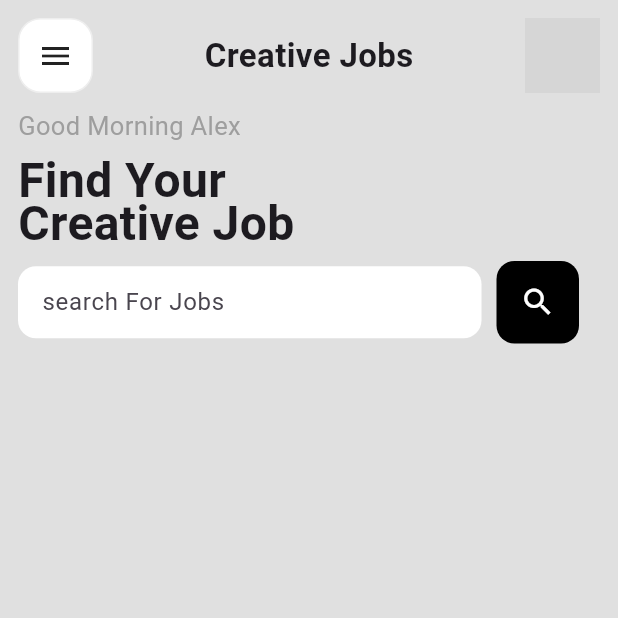
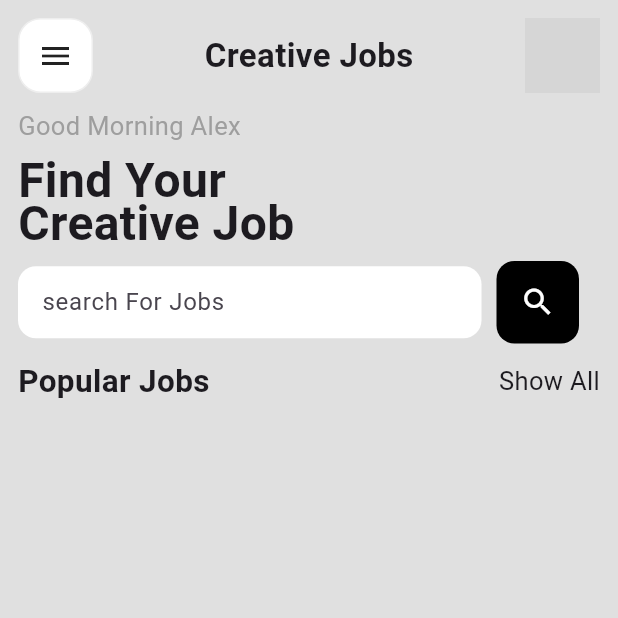
Before and after one commit to SalmanMohammed2001/job_app_ui_flutter, a Flutter app: the screen it shows after launch, on a phone screen of 412 x 824 dp, the top half of it. Run offline on Flutter 3.47's test engine with Material 3 defaults, Android fonts, the phone set to English and light mode, and no system bars; network calls fail; grey boxes are pictures that could not be loaded.

Commit message:
popular job and show all row create

```diff
--- a/lib/screen/homepage/home_page.dart
+++ b/lib/screen/homepage/home_page.dart
@@ -75,6 +75,27 @@ class _HomePageState extends State<HomePage> {
                   )
                 ],
               ),
+              const SizedBox(
+                height: 10,
+              ),
+              const Row(
+                mainAxisAlignment: MainAxisAlignment.spaceBetween,
+                children: [
+                  Text(
+                    "Popular Jobs",
+                    style: TextStyle(
+                      fontSize: 21,
+                      fontWeight: FontWeight.bold,
+                    ),
+                  ),
+                  Text(
+                    "Show All",
+                    style: TextStyle(
+                      fontSize: 17,
+                    ),
+                  ),
+                ],
+              )
             ],
           ),
         ),
```
